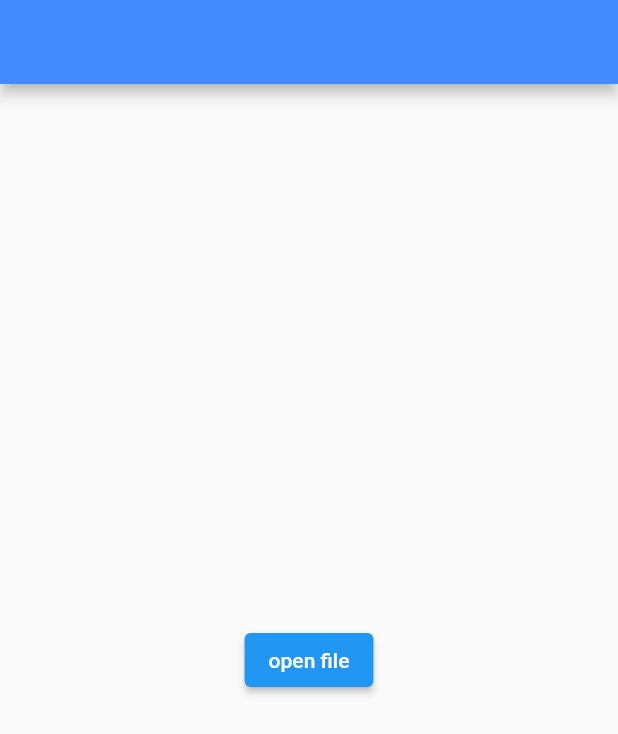
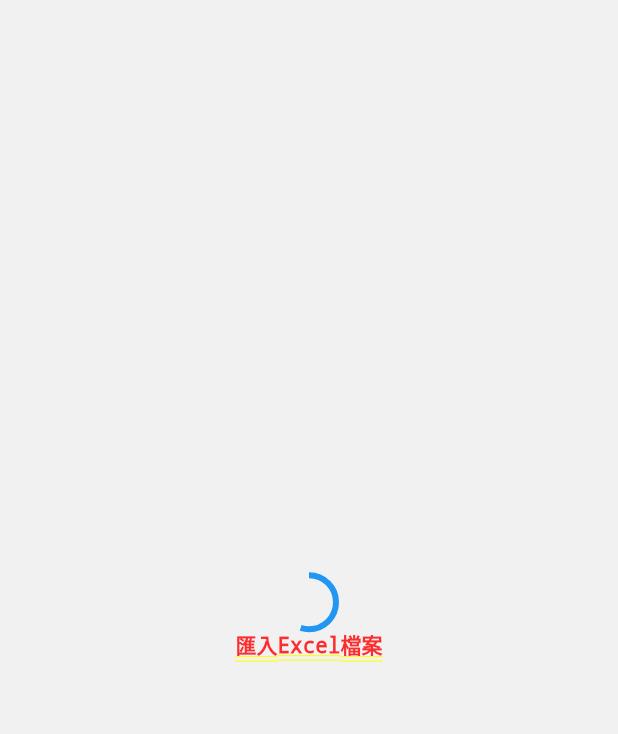
Before and after one commit to ychsue/class_grades_analyzer, a Flutter app: the screen it shows after launch, after a tap on "open file", on a phone screen of 412 x 824 dp. Shown: the top 734 px of the screen. Run offline on Flutter 3.47's test engine with Material 2 defaults, Android fonts, the phone set to English and light mode, and no system bars; our stand-ins replace file_picker, get, get_storage, rxdart; missing offline and left inert: excel; Roboto replaces fonts that are missing (Georgia).

Commit message:
First try of DoingSth

```diff
--- a/lib/data/provider/from_excel_file/get_exams_async.dart
+++ b/lib/data/provider/from_excel_file/get_exams_async.dart
@@ -1,11 +1,22 @@
 import 'package:class_grades_analyzer/data/model/exams_model.dart';
 import 'package:class_grades_analyzer/data/provider/from_excel_file/_get_exams_from_excel.dart';
+import 'package:class_grades_analyzer/modules/doing_sth/doing_sth_controller.dart';
+import 'package:get/get.dart';
 
 import '_get_excel_from_bytes_async.dart';
 
 Future<ExamsModel> getExamsAsync() async {
+  var c = Get.find<DoingSthController>();
+  c.start(0, 1);
+  c.title.value = "匯入Excel檔案"; //I18N
   var excel = await getExcelFromBytesAsync();
+
+  c.title.value = "已取得 Excel 資料"; //I18N
+  c.start(0.5, 1.0);
+
+
   ExamsModel data = getExamsFromExcel(excel: excel);
-
+  // await Future.delayed(Duration(seconds: 10));
+  c.done();
   return data;
 }
--- a/lib/main.dart
+++ b/lib/main.dart
@@ -1,4 +1,7 @@
 import 'package:class_grades_analyzer/controllers/id_and_grade_keys_controller.dart';
+import 'package:class_grades_analyzer/modules/doing_sth/doing_sth_controller.dart';
+import 'package:class_grades_analyzer/my_test_widgets/main_test.dart';
+import 'package:flutter/foundation.dart' as foundation;
 import 'package:flutter/material.dart';
 import 'package:get/get.dart';
 
@@ -6,7 +9,9 @@
 import 'theme/app_theme_data.dart';
 
 void main() {
+  if (foundation.kReleaseMode) {
     Get.put(IdAndGradeKeysController());
+    Get.put(DoingSthController());
 
     runApp(GetMaterialApp(
       debugShowCheckedModeBanner: false,
@@ -17,4 +22,7 @@
       getPages: AppPages.pages,
       // home: SplashPage(),
     ));
+  } else {
+    mainTest();
   }
+}
--- /dev/null
+++ b/lib/modules/doing_sth/doing_sth.dart
@@ -0,0 +1,75 @@
+import 'dart:async';
+
+import 'package:class_grades_analyzer/modules/doing_sth/doing_sth_controller.dart';
+import 'package:flutter/material.dart';
+import 'package:get/get.dart';
+import 'package:rxdart/rxdart.dart';
+
+class DoingSth extends StatefulWidget {
+  DoingSth({Key? key}) : super(key: key);
+
+  @override
+  _DoingSthState createState() => _DoingSthState();
+}
+
+class _DoingSthState extends State<DoingSth> with TickerProviderStateMixin {
+  late AnimationController ctrler;
+  late DoingSthController ctrGet;
+  Animation<double>? animation;
+  final _unsubscribe = StreamController<bool>();
+
+  void _setState() {
+    setState(() {});
+  }
+
+  void _renewATween(double end) {
+    ctrler.reset();
+    animation?.removeListener(_setState);
+    animation = Tween(begin: ctrGet.previousProgress.value, end: end)
+        .animate(ctrler)
+          ..addListener(_setState);
+    ctrler.forward();
+  }
+
+  @override
+  void initState() {
+    ctrler = AnimationController(vsync: this, duration: Duration(seconds: 1));
+    ctrGet = Get.find<DoingSthController>();
+    _renewATween(ctrGet.progress.value);
+    ctrGet.progress.stream.takeUntil(_unsubscribe.stream).listen((v) {
+      _renewATween(v);
+    });
+    super.initState();
+  }
+
+  @override
+  void dispose() {
+    _unsubscribe.add(true);
+    ctrler.stop();
+    ctrler.dispose();
+    _unsubscribe.close();
+    super.dispose();
+  }
+
+  @override
+  Widget build(BuildContext context) {
+    return Container(
+      color: Color.fromARGB(240, 240, 240, 240),
+      child: Center(
+        child: //Obx(() =>
+            Column(
+          mainAxisAlignment: MainAxisAlignment.center,
+          children: [
+            CircularProgressIndicator(
+              value: animation?.value ?? 0.0,
+            ),
+            Text(
+              ctrGet.title.value,
+              style: TextStyle(fontSize: 14),
+            ),
+          ],
+        ), //),
+      ),
+    );
+  }
+}
--- /dev/null
+++ b/lib/modules/doing_sth/doing_sth_controller.dart
@@ -0,0 +1,51 @@
+import 'package:class_grades_analyzer/modules/doing_sth/doing_sth.dart';
+import 'package:class_grades_analyzer/routes/app_pages.dart';
+import 'package:get/get.dart';
+
+class DoingSthController extends GetxController {
+  final from = 0.0.obs;
+  final previousProgress = 0.0.obs; // Changed per _duration when doing == true
+  final progress = 0.0.obs; // Changed per _duration when doing == true
+  static const _duration = Duration(seconds: 1);
+  final to = 0.0.obs;
+  final doing = false.obs;
+
+  static const _defaultTitle = "In Progress"; //I18N
+  final title = _defaultTitle.obs;
+
+  DoingSthController() {
+    doing.listen((v) async {
+      if (v == true) {
+        progress.value = from.value; // initialize the progress to "from"
+        do {
+          previousProgress.value = progress.value;
+          progress.value = (progress.value + to.value) / 2.0;
+          await Future.delayed(_duration);
+        } while (doing.value == true);
+      }
+    });
+  }
+
+  void start(
+    double? start,
+    double? end,
+  ) {
+    if (start != null) from.value = start;
+    if (end != null) to.value = end;
+    if (start != null && end != null && end > start) {
+      previousProgress.value = progress.value;
+      progress.value = start;
+      final page = DoingSth();
+      if (Get.currentRoute.contains(page.runtimeType.toString()) == false)
+        Get.to(page);
+      doing.value = true;
+    }
+  }
+
+  void done() {
+    doing.value = false;
+    progress.value = to.value;
+    title.value = _defaultTitle;
+    Get.back();
+  }
+}
--- a/lib/routes/app_routes.dart
+++ b/lib/routes/app_routes.dart
@@ -2,6 +2,7 @@
 
 abstract class Routes {
   // static const INITIAL = '/';
+  static const DOINGSTH = '/do_something';
   static const HOME = '/home';
   // static const LOGIN = '/login';
   // static const CADASTRO = '/cadastro';
```
Also changed, not shown: lib/my_test_widgets/doing_sth_test.dart (added, +26 -0 lines), lib/my_test_widgets/main_test.dart (added, +15 -0 lines), lib/routes/app_pages.dart (+7 -1 lines), 1 other file. Lines whose indentation alone changed are shown as unchanged.
